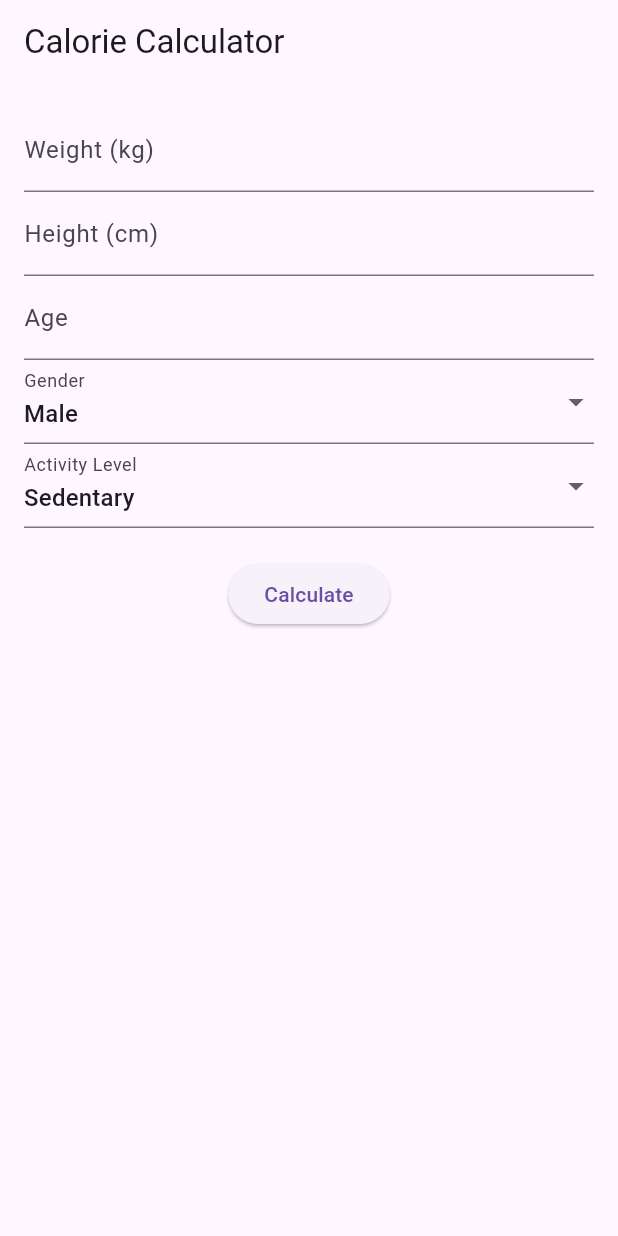
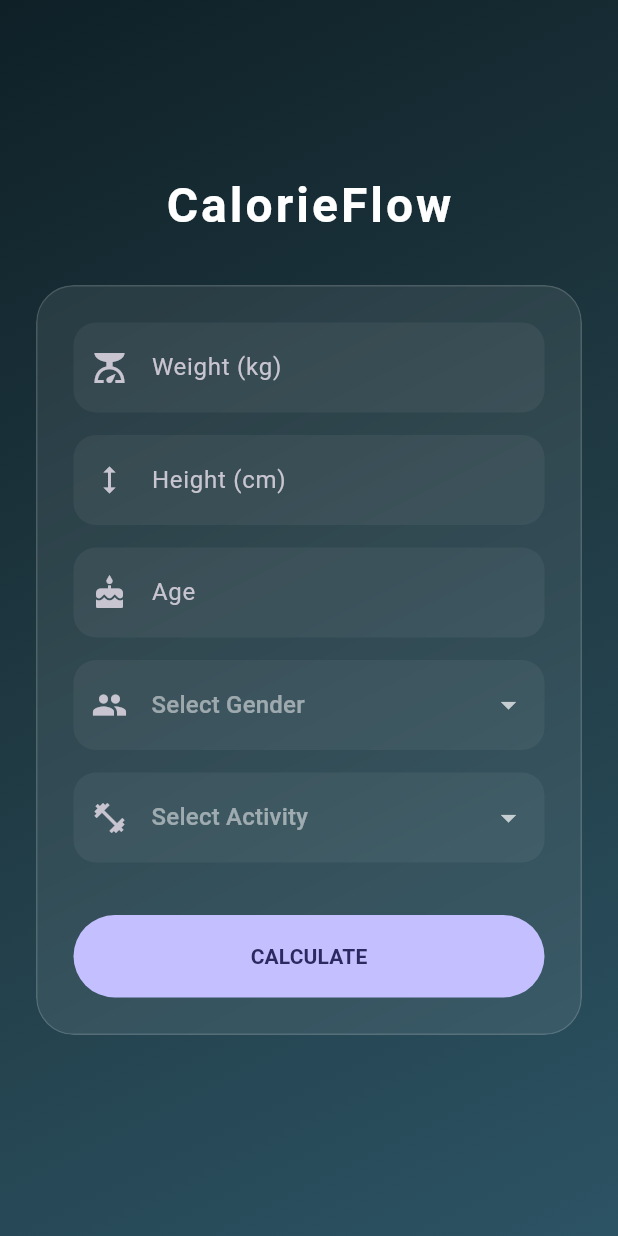
Before and after one commit to papinashvilisergi/calorie-calculator, a Flutter app: the screen it shows after launch, on a phone screen of 412 x 824 dp. Run offline on Flutter 3.47's test engine with Material 3 defaults, Android fonts, the phone set to English and light mode, and no system bars.

Commit message:
Finalize CalorieFlow UI, icons, and automated release workflow

```diff
--- a/lib/main.dart
+++ b/lib/main.dart
@@ -1,3 +1,4 @@
+import 'dart:ui';
 import 'package:flutter/material.dart';
 
 void main() {
@@ -10,8 +11,16 @@ class CalorieCalculatorApp extends StatelessWidget {
   @override
   Widget build(BuildContext context) {
     return MaterialApp(
-      title: 'Calorie Calculator',
-      theme: ThemeData(primarySwatch: Colors.blue),
+      debugShowCheckedModeBanner: false,
+      title: 'CalorieFlow',
+      theme: ThemeData(
+        useMaterial3: true,
+        brightness: Brightness.dark,
+        colorScheme: ColorScheme.fromSeed(
+          seedColor: const Color(0xFF6C63FF),
+          brightness: Brightness.dark,
+        ),
+      ),
       home: const CalculatorScreen(),
     );
   }
@@ -29,11 +38,11 @@ class _CalculatorScreenState extends State<CalculatorScreen> {
   final TextEditingController _heightController = TextEditingController();
   final TextEditingController _ageController = TextEditingController();
 
-  String _gender = 'Male';
-  String _activityLevel = 'Sedentary';
+  String? _gender;
+  String? _activityLevel;
   String _result = '';
+  String _bmrResult = '';
 
-  // Activity multipliers
   final Map<String, double> _activityMultipliers = {
     'Sedentary': 1.2,
     'Lightly Active': 1.375,
@@ -41,27 +50,21 @@ class _CalculatorScreenState extends State<CalculatorScreen> {
     'Very Active': 1.725,
   };
 
-  void _calculateCalories() {
+  void _calculate() {
     double weight = double.tryParse(_weightController.text) ?? 0;
     double height = double.tryParse(_heightController.text) ?? 0;
     int age = int.tryParse(_ageController.text) ?? 0;
 
-    if (weight > 0 && height > 0 && age > 0) {
-      double bmr;
-      if (_gender == 'Male') {
-        bmr = (10 * weight) + (6.25 * height) - (5 * age) + 5;
-      } else {
-        bmr = (10 * weight) + (6.25 * height) - (5 * age) - 161;
-      }
+    if (weight > 0 && height > 0 && age > 0 && _gender != null && _activityLevel != null) {
+      double bmr = (_gender == 'Male')
+          ? (10 * weight) + (6.25 * height) - (5 * age) + 5
+          : (10 * weight) + (6.25 * height) - (5 * age) - 161;
 
       double tdee = bmr * (_activityMultipliers[_activityLevel] ?? 1.2);
 
       setState(() {
-        _result = 'Daily calories to maintain weight: ${tdee.toStringAsFixed(0)}';
-      });
-    } else {
-      setState(() {
-        _result = 'Please enter valid data';
+        _bmrResult = 'BMR: ${bmr.toStringAsFixed(0)} kcal';
+        _result = tdee.toStringAsFixed(0);
       });
     }
   }
@@ -69,31 +72,110 @@ class _CalculatorScreenState extends State<CalculatorScreen> {
   @override
   Widget build(BuildContext context) {
     return Scaffold(
-      appBar: AppBar(title: const Text('Calorie Calculator')),
-      body: SingleChildScrollView( // Added scroll for smaller screens
-        padding: const EdgeInsets.all(16.0),
-        child: Column(
-          children: [
-            TextField(controller: _weightController, decoration: const InputDecoration(labelText: 'Weight (kg)'), keyboardType: TextInputType.number),
-            TextField(controller: _heightController, decoration: const InputDecoration(labelText: 'Height (cm)'), keyboardType: TextInputType.number),
-            TextField(controller: _ageController, decoration: const InputDecoration(labelText: 'Age'), keyboardType: TextInputType.number),
-            DropdownButtonFormField<String>(
-              value: _gender,
-              items: ['Male', 'Female'].map((String value) => DropdownMenuItem(value: value, child: Text(value))).toList(),
-              onChanged: (val) => setState(() => _gender = val!),
-              decoration: const InputDecoration(labelText: 'Gender'),
+      body: Container(
+        decoration: const BoxDecoration(
+          gradient: LinearGradient(
+            begin: Alignment.topLeft,
+            end: Alignment.bottomRight,
+            colors: [Color(0xFF0F2027), Color(0xFF203A43), Color(0xFF2C5364)],
+          ),
+        ),
+        child: Center(
+          child: ConstrainedBox(
+            constraints: const BoxConstraints(maxWidth: 450),
+            child: SingleChildScrollView(
+              padding: const EdgeInsets.all(24.0),
+              child: Column(
+                children: [
+                  const Text('CalorieFlow', style: TextStyle(fontSize: 32, fontWeight: FontWeight.bold, color: Colors.white, letterSpacing: 2)),
+                  const SizedBox(height: 30),
+                  _glassContainer(
+                    child: Column(
+                      children: [
+                        _textField(_weightController, 'Weight (kg)', Icons.scale),
+                        _textField(_heightController, 'Height (cm)', Icons.height),
+                        _textField(_ageController, 'Age', Icons.cake),
+                        _dropdown('Select Gender', _gender, ['Male', 'Female'], Icons.people, (val) => setState(() => _gender = val)),
+                        _dropdown('Select Activity', _activityLevel, _activityMultipliers.keys.toList(), Icons.fitness_center, (val) => setState(() => _activityLevel = val)),
+                        const SizedBox(height: 20),
+                        SizedBox(
+                          width: double.infinity,
+                          height: 55,
+                          child: FilledButton(onPressed: _calculate, child: const Text('CALCULATE', style: TextStyle(fontWeight: FontWeight.bold))),
+                        ),
+                      ],
+                    ),
+                  ),
+                  const SizedBox(height: 20),
+                  if (_result.isNotEmpty) _glassContainer(
+                    child: Column(
+                      children: [
+                        const Text('Daily Goal', style: TextStyle(color: Colors.white70)),
+                        Text('$_result kcal', style: const TextStyle(fontSize: 40, fontWeight: FontWeight.w900)),
+                        Text(_bmrResult, style: const TextStyle(color: Colors.white54)),
+                      ],
+                    ),
+                  ),
+                ],
+              ),
             ),
-            DropdownButtonFormField<String>(
-              value: _activityLevel,
-              items: _activityMultipliers.keys.map((String value) => DropdownMenuItem(value: value, child: Text(value))).toList(),
-              onChanged: (val) => setState(() => _activityLevel = val!),
-              decoration: const InputDecoration(labelText: 'Activity Level'),
-            ),
-            const SizedBox(height: 20),
-            ElevatedButton(onPressed: _calculateCalories, child: const Text('Calculate')),
-            const SizedBox(height: 20),
-            Text(_result, style: const TextStyle(fontSize: 18, fontWeight: FontWeight.bold)),
-          ],
+          ),
+        ),
+      ),
+    );
+  }
+
+  Widget _glassContainer({required Widget child}) {
+    return ClipRRect(
+      borderRadius: BorderRadius.circular(25),
+      child: BackdropFilter(
+        filter: ImageFilter.blur(sigmaX: 10, sigmaY: 10),
+        child: Container(
+          padding: const EdgeInsets.all(24),
+          decoration: BoxDecoration(
+            color: Colors.white.withOpacity(0.08),
+            border: Border.all(color: Colors.white.withOpacity(0.15)),
+            borderRadius: BorderRadius.circular(25),
+          ),
+          child: child,
+        ),
+      ),
+    );
+  }
+
+  Widget _textField(TextEditingController controller, String label, IconData icon) {
+    return Padding(
+      padding: const EdgeInsets.only(bottom: 15),
+      child: TextField(
+        controller: controller,
+        keyboardType: TextInputType.number,
+        decoration: InputDecoration(
+          labelText: label,
+          prefixIcon: Icon(icon),
+          filled: true,
+          fillColor: Colors.white.withOpacity(0.05),
+          contentPadding: const EdgeInsets.symmetric(horizontal: 20, vertical: 18),
+          border: OutlineInputBorder(borderRadius: BorderRadius.circular(15), borderSide: BorderSide.none),
+        ),
+      ),
+    );
+  }
+
+  Widget _dropdown(String hint, String? value, List<String> items, IconData icon, ValueChanged<String?> onChanged) {
+    return Padding(
+      padding: const EdgeInsets.only(bottom: 15),
+      child: DropdownButtonFormField<String>(
+        value: value,
+        hint: Text(hint, style: TextStyle(color: Colors.white.withOpacity(0.5))),
+        dropdownColor: const Color(0xFF2C5364),
+        items: items.map((val) => DropdownMenuItem(value: val, child: Text(val))).toList(),
+        onChanged: onChanged,
+        decoration: InputDecoration(
+          prefixIcon: Icon(icon),
+          filled: true,
+          fillColor: Colors.white.withOpacity(0.05),
+          contentPadding: const EdgeInsets.symmetric(horizontal: 20, vertical: 18),
+          border: OutlineInputBorder(borderRadius: BorderRadius.circular(15), borderSide: BorderSide.none),
         ),
       ),
     );
```
Also changed, not shown: pubspec.yaml (+11 -70 lines), assets/logo.png (added), pubspec.lock, 32 other files.
